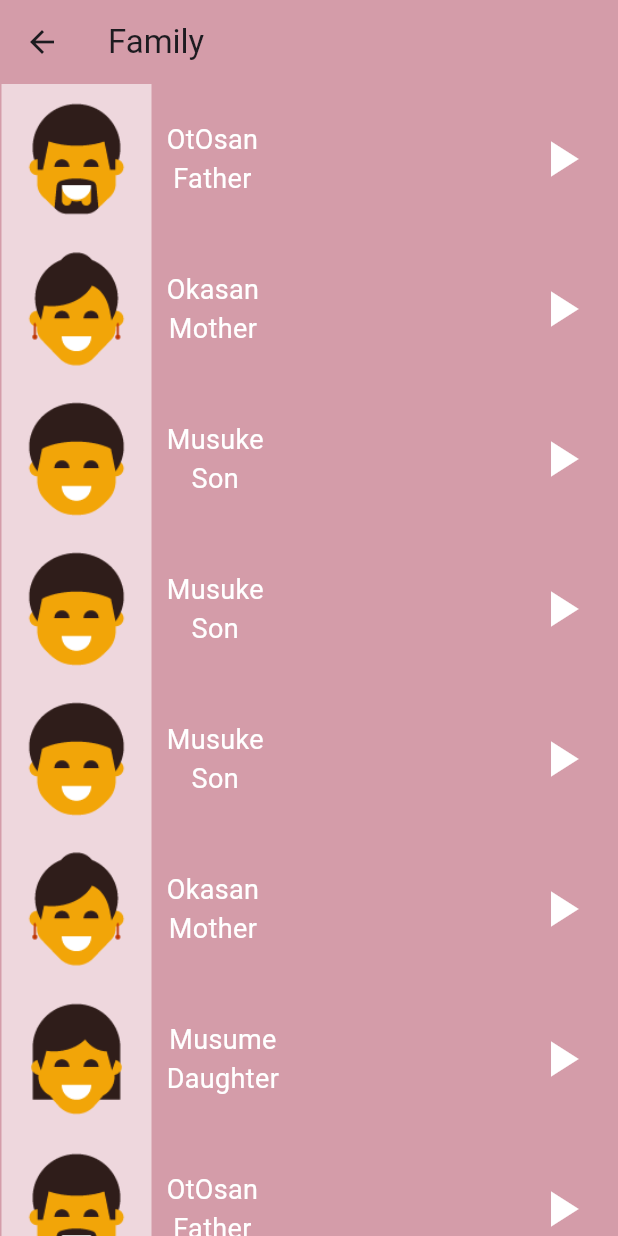
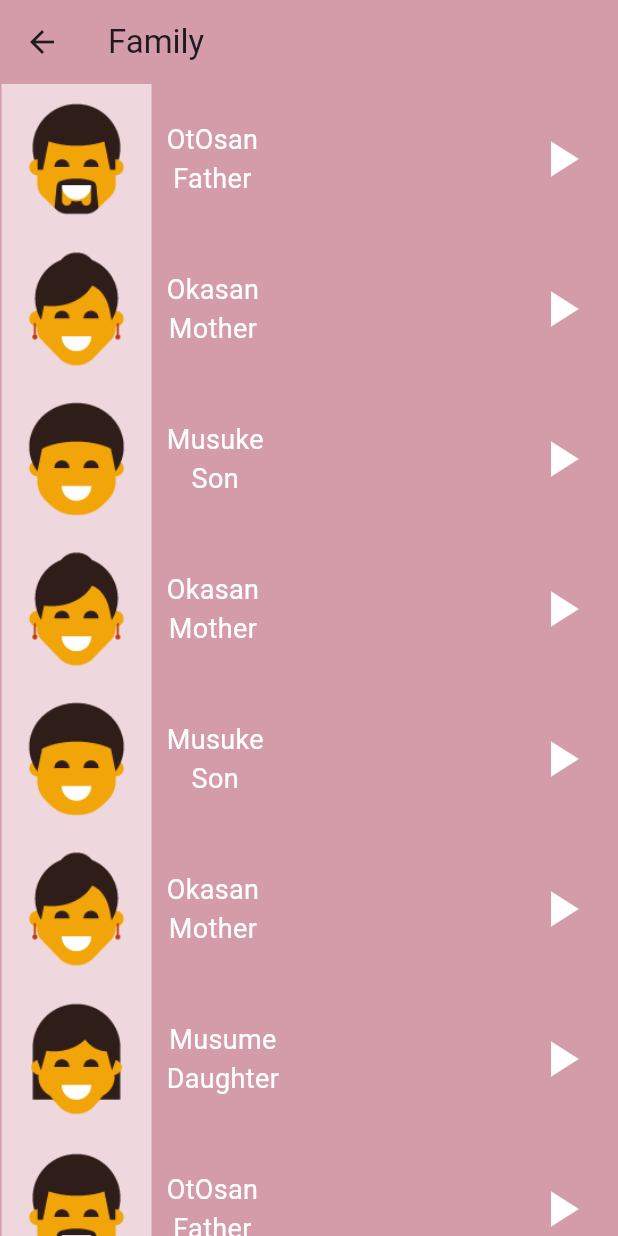
Before and after one commit to abdelr7mn/Tuko_app, a Flutter app: the FamilyPaga screen opened directly, on a phone screen of 412 x 824 dp. Run offline on Flutter 3.47's test engine with Material 3 defaults, Android fonts, the phone set to English and light mode, and no system bars; our stand-ins replace audioplayers.

Commit message:
Frist commit

```diff
--- a/lib/Family_paga.dart
+++ b/lib/Family_paga.dart
@@ -21,10 +21,10 @@ class FamilyPaga extends StatelessWidget {
         jpName: 'Musuke',
         enName: 'Son'),
     obj(
-        sound: 'sounds/family_members/son.wav',
-        imaga: 'assets/images/family_members/family_son.png',
-        jpName: 'Musuke',
-        enName: 'Son'),
+        sound: 'sounds/family_members/mother.wav',
+        imaga: 'assets/images/family_members/family_mother.png',
+        jpName: 'Okasan',
+        enName: 'Mother'),
     obj(
         sound: 'sounds/family_members/son.wav',
         imaga: 'assets/images/family_members/family_son.png',
--- a/lib/home_paga.dart
+++ b/lib/home_paga.dart
@@ -15,7 +15,7 @@ class homePaga extends StatelessWidget {
         backgroundColor: Color.fromARGB(255, 226, 153, 153),
         title: Center(
           child: Text(
-            'Movies',
+            'Toku',
             style: TextStyle(
               color: Colors.white,
               fontSize: 30,
@@ -40,7 +40,7 @@ class homePaga extends StatelessWidget {
                 return FamilyPaga();
               }));
             },
-            text: 'FamilyMumbers',
+            text: 'Family Mumbers',
             color: Color.fromARGB(255, 240, 154, 154),
           ),
           catgory(
```
